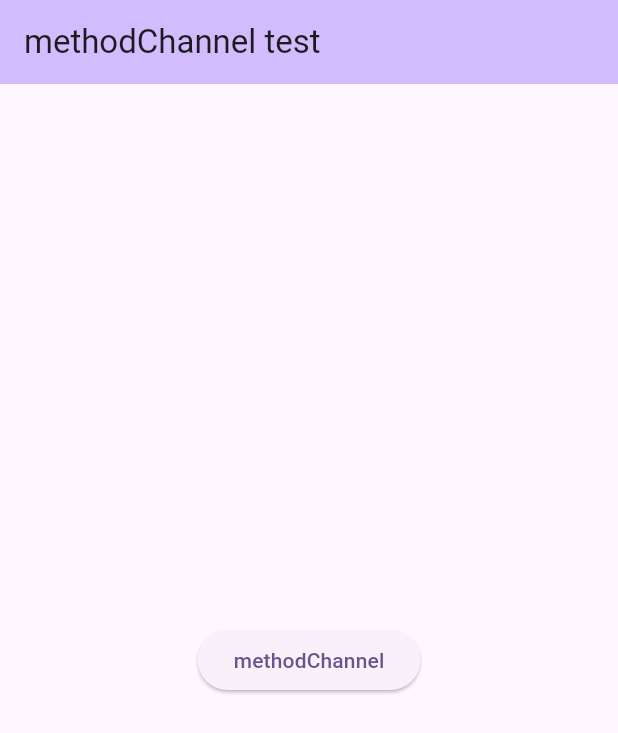
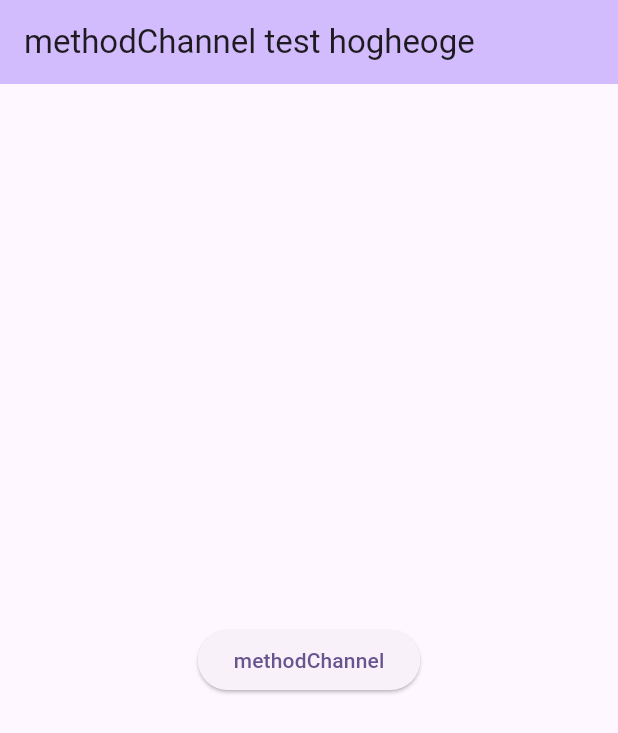
Before and after one commit to DaigoHonda/method_channel_test, a Flutter app: the screen it shows after launch, on a phone screen of 412 x 824 dp. Shown: the top 733 px of the screen. Run offline on Flutter 3.47's test engine with Material 2 defaults, Android fonts, the phone set to English and light mode, and no system bars; our stand-ins replace hooks_riverpod.

```diff
--- a/lib/main.dart
+++ b/lib/main.dart
@@ -31,7 +31,7 @@ class HomePage extends HookConsumerWidget {
     return Scaffold(
       appBar: AppBar(
         backgroundColor: Theme.of(context).colorScheme.inversePrimary,
-        title: Text("methodChannel test"),
+        title: Text("methodChannel test hogheoge"),
       ),
       body: Center(
         child: Column(
```
Also changed, not shown: 1 other file.
